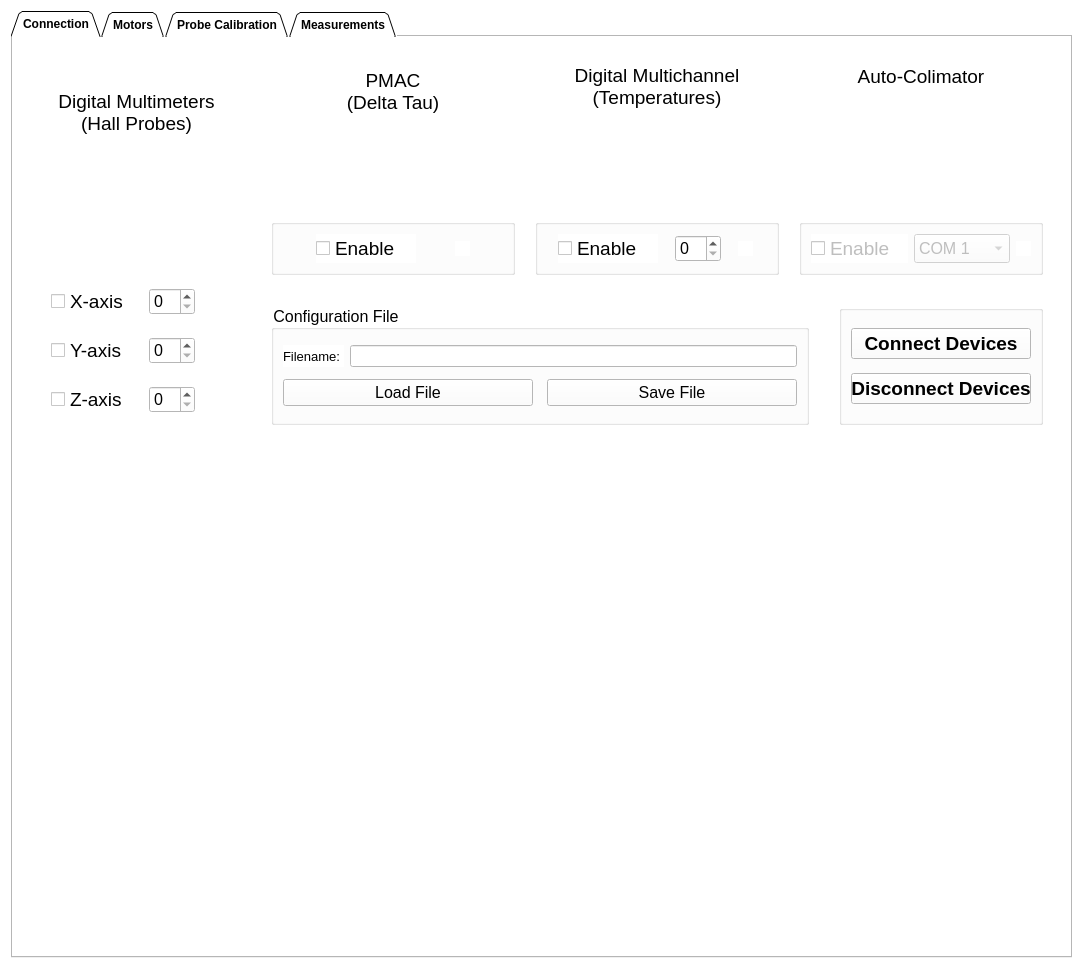
Above: gui/interface.ui from lnls-ima/hall-bench-control before the change. Below: the same form after it.
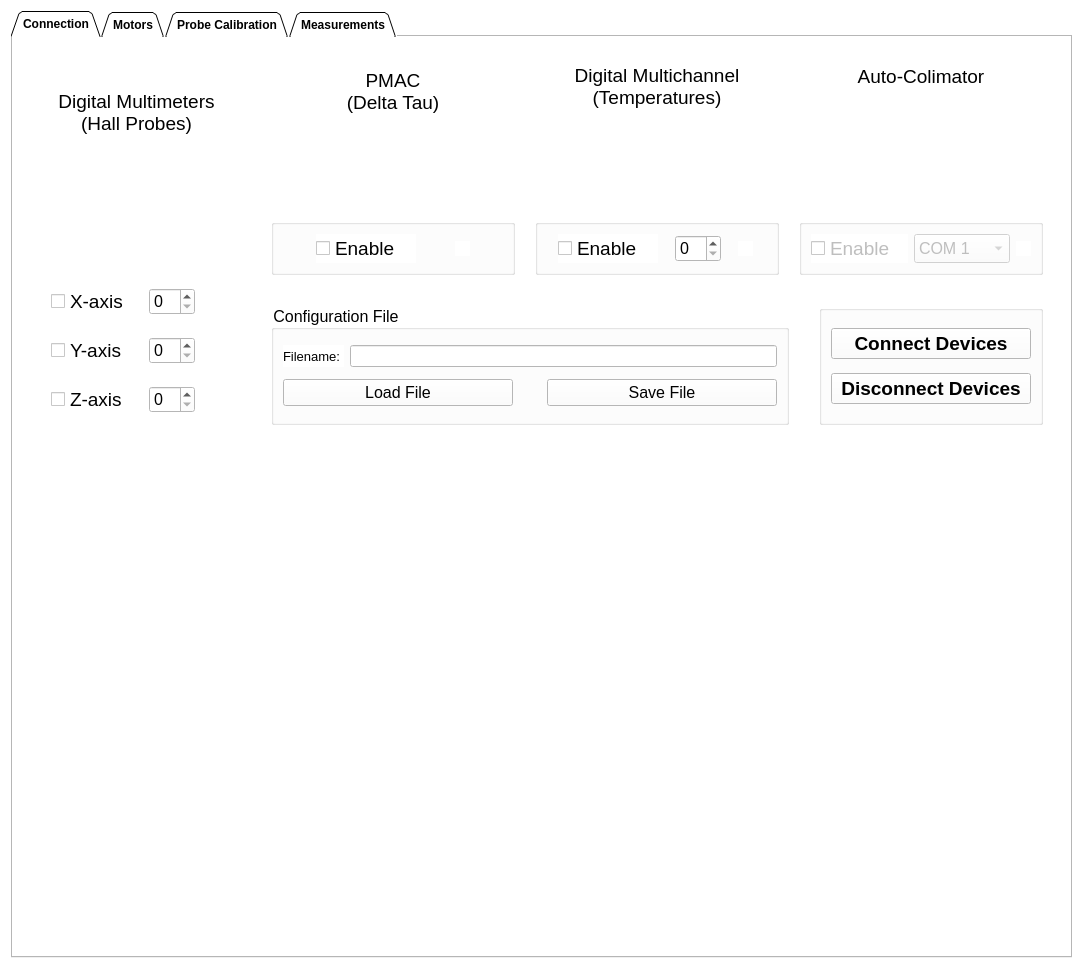
That is the form after the change. Icons and pictures are not drawn. Custom widgets are drawn as their Qt base class.

```diff
--- a/gui/interface.ui
+++ b/gui/interface.ui
@@ -814,7 +814,7 @@
                     </property>
                     <property name="minimumSize">
                      <size>
-                      <width>250</width>
+                      <width>230</width>
                       <height>0</height>
                      </size>
                     </property>
@@ -838,7 +838,7 @@
                    <widget class="QPushButton" name="pb_save_connection_config">
                     <property name="minimumSize">
                      <size>
-                      <width>250</width>
+                      <width>230</width>
                       <height>0</height>
                      </size>
                     </property>
@@ -898,7 +898,7 @@
                     </property>
                     <property name="minimumSize">
                      <size>
-                      <width>180</width>
+                      <width>200</width>
                       <height>0</height>
                      </size>
                     </property>
@@ -930,7 +930,7 @@
                     </property>
                     <property name="minimumSize">
                      <size>
-                      <width>180</width>
+                      <width>200</width>
                       <height>0</height>
                      </size>
                     </property>
```
Left out of the diff: 4 changed lines with no effect on the pictures.
